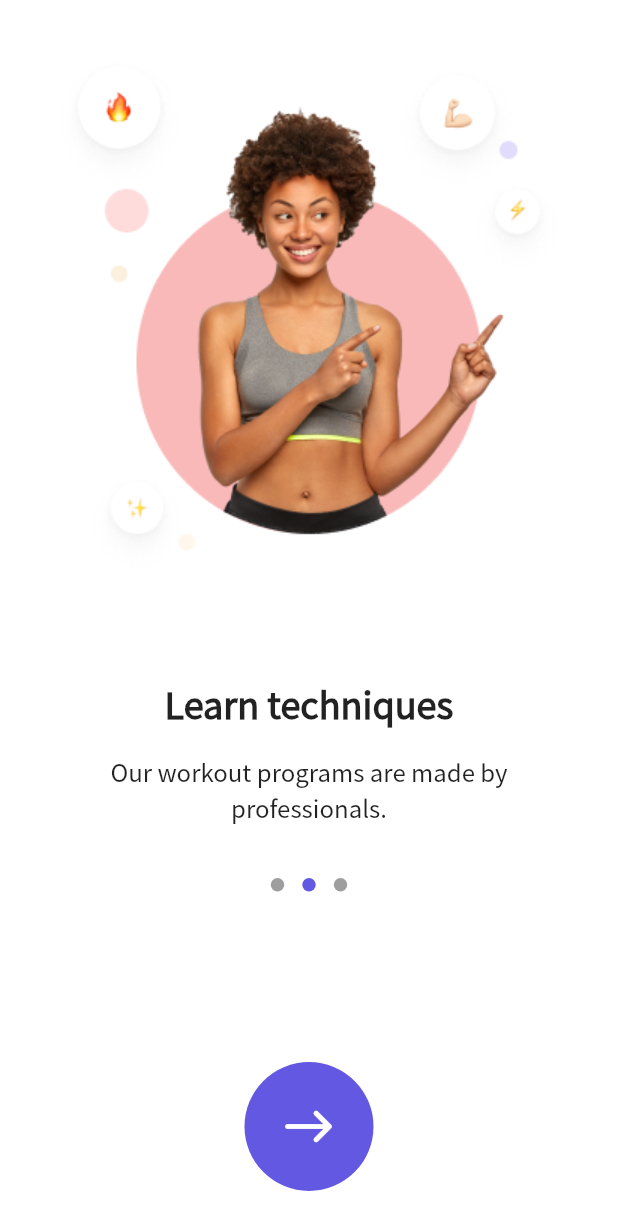
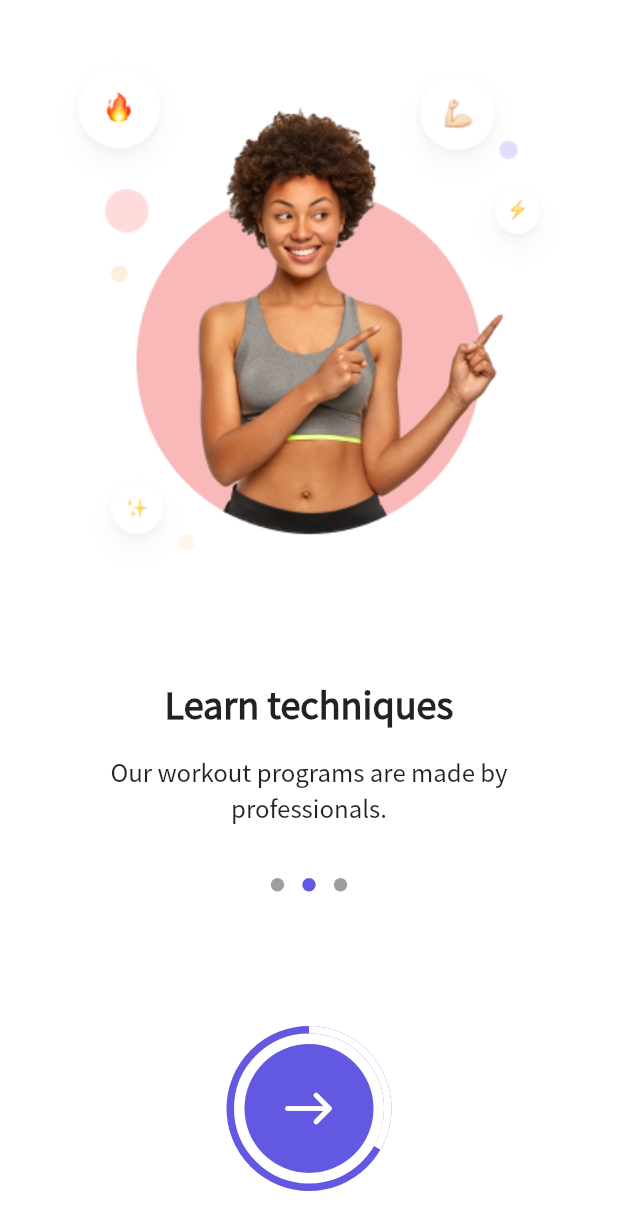
Before and after one commit to perpetio/fitness, a Flutter app: the screen it shows after launch, after a tap on the "east" icon, on a phone screen of 412 x 824 dp. Shown: the top 1230 px of the screen. Run offline on Flutter 3.47's test engine with Material 2 defaults, Android fonts, the phone set to English and light mode, and no system bars; drawn by our look-alikes of dots_indicator, percent_indicator; our stand-ins replace bloc, flutter_bloc.

Commit message:
[FT-2] Dots indicator on swipe logic added, progress circle added

```diff
--- a/lib/screens/onboarding/bloc/onboarding_bloc.dart
+++ b/lib/screens/onboarding/bloc/onboarding_bloc.dart
@@ -31,6 +31,9 @@ class OnboardingBloc extends Bloc<OnboardingEvent, OnboardingState> {
       );
 
       yield PageChangedState(counter: pageIndex);
+    } else if (event is PageSwipedEvent) {
+      pageIndex = event.index;
+      yield PageChangedState(counter: pageIndex);
     }
   }
 }
--- a/lib/screens/onboarding/bloc/onboarding_event.dart
+++ b/lib/screens/onboarding/bloc/onboarding_event.dart
@@ -4,3 +4,9 @@ part of 'onboarding_bloc.dart';
 abstract class OnboardingEvent {}
 
 class PageChangedEvent extends OnboardingEvent {}
+
+class PageSwipedEvent extends OnboardingEvent {
+  final int index;
+
+  PageSwipedEvent({@required this.index});
+}
--- a/lib/screens/onboarding/widget/onboarding_content.dart
+++ b/lib/screens/onboarding/widget/onboarding_content.dart
@@ -4,6 +4,7 @@ import 'package:fitness_flutter/core/const/data_constants.dart';
 import 'package:fitness_flutter/screens/onboarding/bloc/onboarding_bloc.dart';
 import 'package:flutter/material.dart';
 import 'package:flutter_bloc/flutter_bloc.dart';
+import 'package:percent_indicator/circular_percent_indicator.dart';
 
 class OnboardingContent extends StatelessWidget {
   @override
@@ -15,7 +16,7 @@ class OnboardingContent extends StatelessWidget {
         children: [
           Expanded(
             flex: 4,
-            child: _createPageView(bloc.pageController),
+            child: _createPageView(bloc.pageController, bloc),
           ),
           Expanded(
             flex: 2,
@@ -26,12 +27,14 @@ class OnboardingContent extends StatelessWidget {
     );
   }
 
-  Widget _createPageView(PageController controller) {
+  Widget _createPageView(PageController controller, OnboardingBloc bloc) {
     return PageView(
       scrollDirection: Axis.horizontal,
       controller: controller,
       children: DataConstants.onboardingTiles,
-      onPageChanged: (index) {},
+      onPageChanged: (index) {
+        bloc.add(PageSwipedEvent(index: index));
+      },
     );
   }
 
@@ -55,13 +58,19 @@ class OnboardingContent extends StatelessWidget {
           },
         ),
         Spacer(),
-        Material(
+        BlocBuilder<OnboardingBloc, OnboardingState>(
+          buildWhen: (_, currState) => currState is PageChangedState,
+          builder: (context, state) {
+            final percent = (bloc.pageIndex.toDouble() + 1) / 3;
+            return CircularPercentIndicator(
+              radius: 110,
+              backgroundColor: ColorConstants.kPrimaryColor,
+              progressColor: Colors.white,
+              percent: 1 - percent,
+              center: Material(
                 shape: CircleBorder(),
                 color: ColorConstants.kPrimaryColor,
-          child: BlocBuilder<OnboardingBloc, OnboardingState>(
-            buildWhen: (_, currState) => currState is PageChangedState,
-            builder: (context, state) {
-              return RawMaterialButton(
+                child: RawMaterialButton(
                   shape: CircleBorder(),
                   onPressed: () {
                     bloc.add(PageChangedEvent());
@@ -74,9 +83,10 @@ class OnboardingContent extends StatelessWidget {
                       color: Colors.white,
                     ),
                   ),
+                ),
+              ),
             );
           },
-          ),
         ),
         SizedBox(height: 30),
       ],
--- a/pubspec.yaml
+++ b/pubspec.yaml
@@ -34,6 +34,7 @@ dependencies:
   smooth_page_indicator: ^0.2.3
   step_progress_indicator: ^1.0.0
   dots_indicator: ^2.0.0
+  percent_indicator: ^3.0.1
 
 dev_dependencies:
   flutter_test:
```
Also changed, not shown: pubspec.lock. Lines whose indentation alone changed are shown as unchanged.
